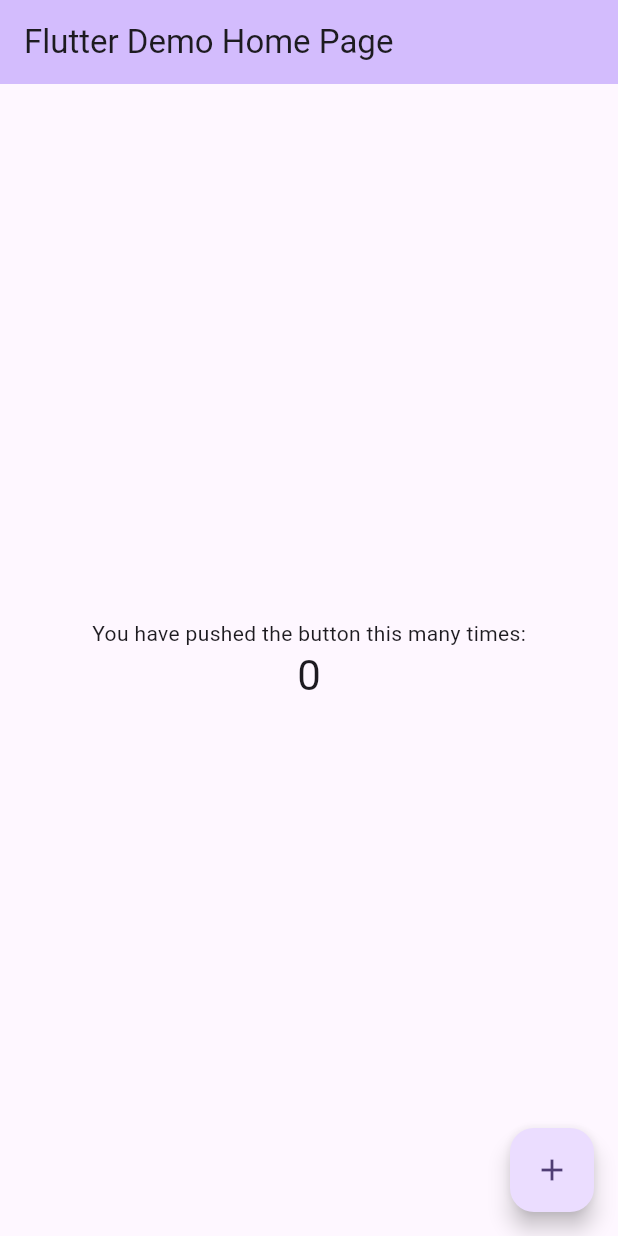
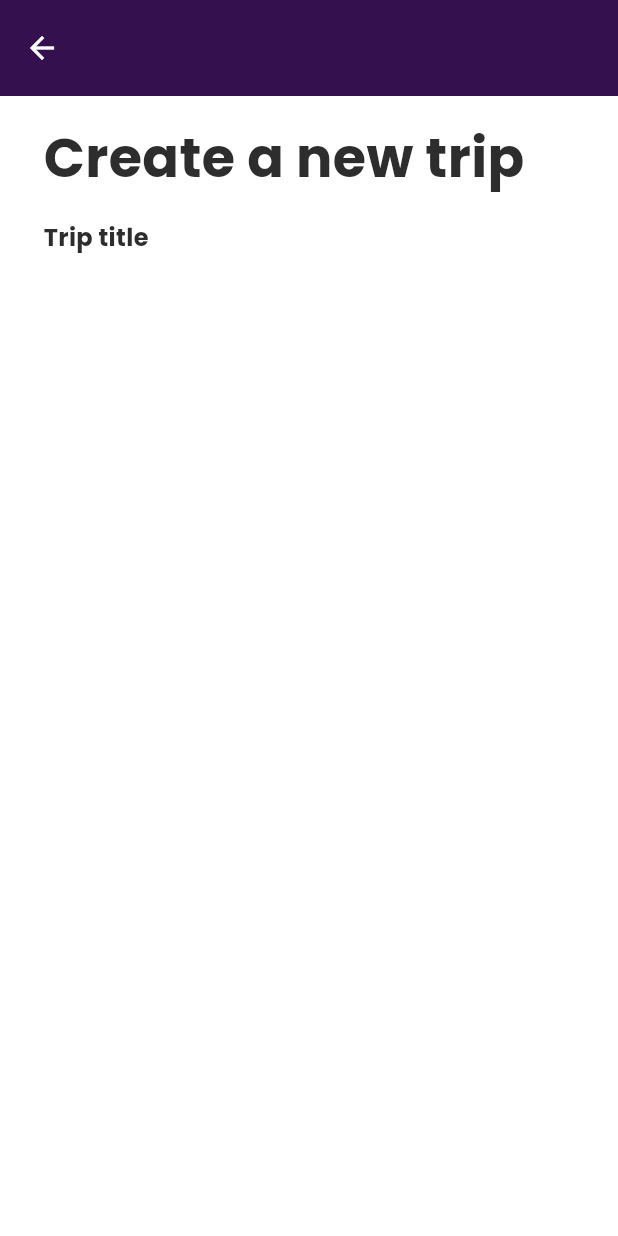
Before and after one commit to Faarab/FlutterGroupApp, a Flutter app: the screen it shows after launch, on a phone screen of 412 x 824 dp. Run offline on Flutter 3.47's test engine with Material 3 defaults, Android fonts, the phone set to English and light mode, and no system bars; our stand-ins replace google_fonts.

Commit message:
HomeScreen upload

```diff
--- a/lib/main.dart
+++ b/lib/main.dart
@@ -1,125 +1,105 @@
+import 'dart:convert';
 import 'package:flutter/material.dart';
+import 'package:flutter/widgets.dart';
+import 'package:triptaptoe_app/models/TripDTO.dart';
+import 'package:google_fonts/google_fonts.dart';
+
+import 'screens/home_screen.dart';
+import 'widgets/home_screen_bottom_navigation_bar.dart';
+import 'widgets/trip_card.dart';
+
+final tripJSON = """{
+    "id": "123456",
+    "name": "Sample Trip",
+    "startDate": "2024-03-25T00:00:00.000Z",
+    "endDate": "2024-04-02T00:00:00.000Z",
+    "cityOfDeparture": "City A",
+    "cityOfArrival": "City B",
+    "days": [
+      {
+        "date": "2024-03-25T00:00:00.000Z",
+        "activities": [
+          {
+            "name": "Activity 1",
+            "startTime": "2024-03-25T08:00:00.000Z",
+            "openingTime": "2024-03-25T07:00:00.000Z",
+            "closingTime": "2024-03-25T17:00:00.000Z",
+            "location": "Location 1",
+            "price": 10.5
+          },
+          {
+            "name": "Activity 2",
+            "startTime": "2024-03-25T10:00:00.000Z",
+            "openingTime": "2024-03-25T09:00:00.000Z",
+            "closingTime": "2024-03-25T18:00:00.000Z",
+            "location": "Location 2",
+            "price": 15.75
+          }
+        ]
+      },
+      {
+        "date": "2024-03-26T00:00:00.000Z",
+        "activities": [
+          {
+            "name": "Activity 3",
+            "startTime": "2024-03-26T09:00:00.000Z",
+            "openingTime": "2024-03-26T08:00:00.000Z",
+            "closingTime": "2024-03-26T16:00:00.000Z",
+            "location": "Location 3",
+            "price": 20.0
+          }
+        ]
+      }
+    ]
+  }""";
 
 void main() {
-  runApp(const MyApp());
+  WidgetsFlutterBinding.ensureInitialized();
+  runApp(MaterialApp(
+      theme:
+          ThemeData.light().copyWith(textTheme: GoogleFonts.poppinsTextTheme()),
+      home: SafeArea(child: TripDetailsScreen())));
 }
 
-class MyApp extends StatelessWidget {
-  const MyApp({super.key});
-
-  // This widget is the root of your application.
-  @override
-  Widget build(BuildContext context) {
-    return MaterialApp(
-      title: 'Flutter Demo',
-      theme: ThemeData(
-        // This is the theme of your application.
-        //
-        // TRY THIS: Try running your application with "flutter run". You'll see
-        // the application has a purple toolbar. Then, without quitting the app,
-        // try changing the seedColor in the colorScheme below to Colors.green
-        // and then invoke "hot reload" (save your changes or press the "hot
-        // reload" button in a Flutter-supported IDE, or press "r" if you used
-        // the command line to start the app).
-        //
-        // Notice that the counter didn't reset back to zero; the application
-        // state is not lost during the reload. To reset the state, use hot
-        // restart instead.
-        //
-        // This works for code too, not just values: Most code changes can be
-        // tested with just a hot reload.
-        colorScheme: ColorScheme.fromSeed(seedColor: Colors.deepPurple),
-        useMaterial3: true,
-      ),
-      home: const MyHomePage(title: 'Flutter Demo Home Page'),
-    );
-  }
-}
-
-class MyHomePage extends StatefulWidget {
-  const MyHomePage({super.key, required this.title});
-
-  // This widget is the home page of your application. It is stateful, meaning
-  // that it has a State object (defined below) that contains fields that affect
-  // how it looks.
-
-  // This class is the configuration for the state. It holds the values (in this
-  // case the title) provided by the parent (in this case the App widget) and
-  // used by the build method of the State. Fields in a Widget subclass are
-  // always marked "final".
-
-  final String title;
-
-  @override
-  State<MyHomePage> createState() => _MyHomePageState();
-}
-
-class _MyHomePageState extends State<MyHomePage> {
-  int _counter = 0;
-
-  void _incrementCounter() {
-    setState(() {
-      // This call to setState tells the Flutter framework that something has
-      // changed in this State, which causes it to rerun the build method below
-      // so that the display can reflect the updated values. If we changed
-      // _counter without calling setState(), then the build method would not be
-      // called again, and so nothing would appear to happen.
-      _counter++;
-    });
-  }
+class TripDetailsScreen extends StatelessWidget {
+  const TripDetailsScreen({super.key});
 
   @override
   Widget build(BuildContext context) {
-    // This method is rerun every time setState is called, for instance as done
-    // by the _incrementCounter method above.
-    //
-    // The Flutter framework has been optimized to make rerunning build methods
-    // fast, so that you can just rebuild anything that needs updating rather
-    // than having to individually change instances of widgets.
     return Scaffold(
+      backgroundColor: Color.fromRGBO(255, 255, 255, 1),
       appBar: AppBar(
-        // TRY THIS: Try changing the color here to a specific color (to
-        // Colors.amber, perhaps?) and trigger a hot reload to see the AppBar
-        // change color while the other colors stay the same.
-        backgroundColor: Theme.of(context).colorScheme.inversePrimary,
-        // Here we take the value from the MyHomePage object that was created by
-        // the App.build method, and use it to set our appbar title.
-        title: Text(widget.title),
+        backgroundColor: Color.fromRGBO(53, 16, 79, 1),
+        toolbarHeight: 64,
+        leading: Icon(
+          Icons.arrow_back,
+          color: Colors.white,
+        ),
       ),
-      body: Center(
-        // Center is a layout widget. It takes a single child and positions it
-        // in the middle of the parent.
+      body: Padding(
+        padding: const EdgeInsets.only(left: 29, right: 29),
         child: Column(
-          // Column is also a layout widget. It takes a list of children and
-          // arranges them vertically. By default, it sizes itself to fit its
-          // children horizontally, and tries to be as tall as its parent.
-          //
-          // Column has various properties to control how it sizes itself and
-          // how it positions its children. Here we use mainAxisAlignment to
-          // center the children vertically; the main axis here is the vertical
-          // axis because Columns are vertical (the cross axis would be
-          // horizontal).
-          //
-          // TRY THIS: Invoke "debug painting" (choose the "Toggle Debug Paint"
-          // action in the IDE, or press "p" in the console), to see the
-          // wireframe for each widget.
-          mainAxisAlignment: MainAxisAlignment.center,
-          children: <Widget>[
-            const Text(
-              'You have pushed the button this many times:',
+          crossAxisAlignment: CrossAxisAlignment.start,
+          children: [
+            SizedBox(height: 16),
+            Text(
+              "Create a new trip",
+              style: TextStyle(
+                  color: Color.fromRGBO(45, 45, 45, 1),
+                  fontSize: 36,
+                  fontWeight: FontWeight.bold),
             ),
+            SizedBox(height: 16),
             Text(
-              '$_counter',
-              style: Theme.of(context).textTheme.headlineMedium,
+              "Trip title",
+              style: TextStyle(
+                  fontSize: 16,
+                  color: Color.fromRGBO(45, 45, 45, 1),
+                  fontWeight: FontWeight.bold),
             ),
           ],
         ),
       ),
-      floatingActionButton: FloatingActionButton(
-        onPressed: _incrementCounter,
-        tooltip: 'Increment',
-        child: const Icon(Icons.add),
-      ), // This trailing comma makes auto-formatting nicer for build methods.
     );
   }
 }
```
Also changed, not shown: lib/models/CityDTO.dart (added, +26 -0 lines), lib/screens/home_screen.dart (added, +104 -0 lines), lib/widgets/home_screen_bottom_navigation_bar.dart (added, +44 -0 lines), lib/widgets/trip_card.dart (added, +89 -0 lines), pubspec.yaml (+5 -6 lines), assets/images/logo.png (added), pubspec.lock, 1 other file.
